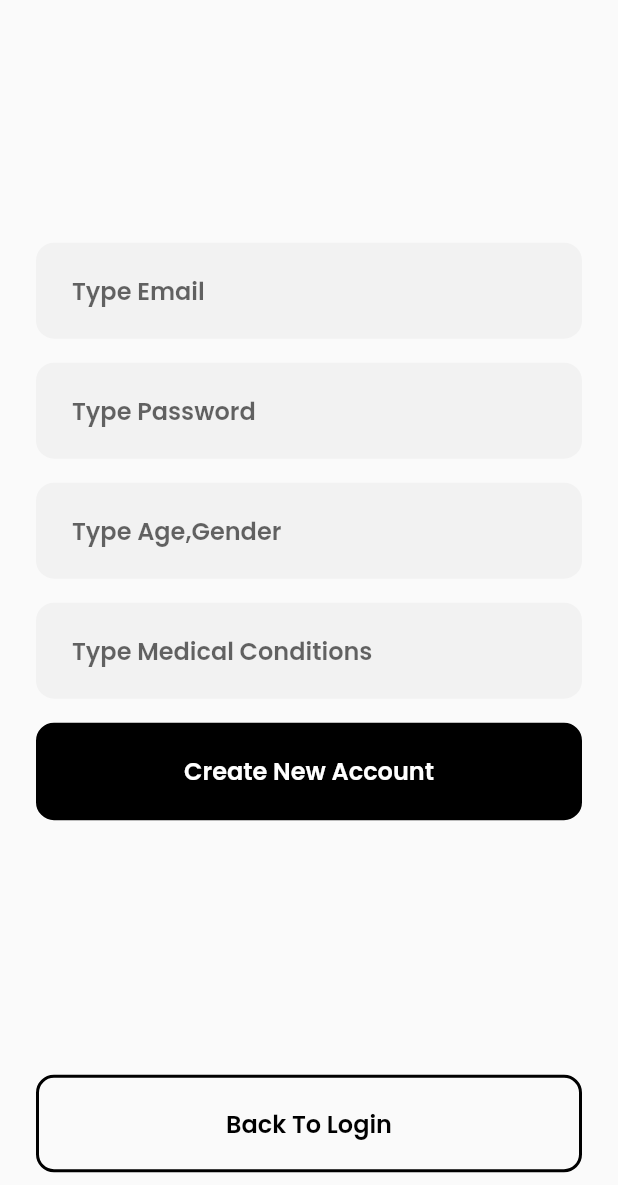
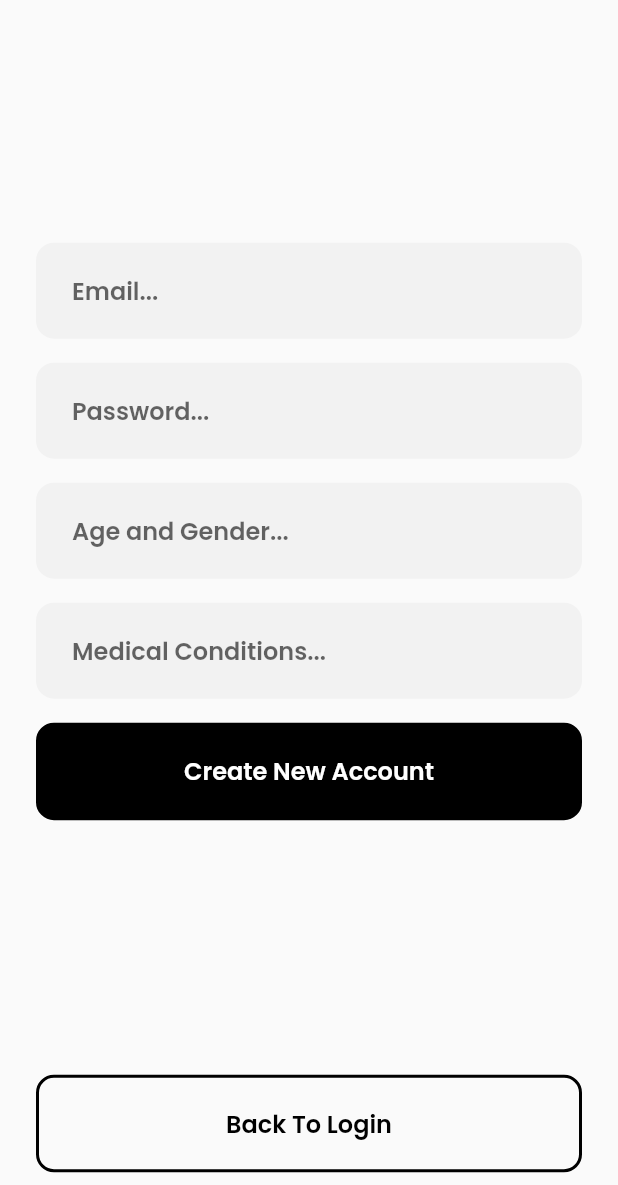
Before and after one commit to hassaan-ace57/Immunizer, a Flutter app: the RegisterPage screen opened directly, on a phone screen of 412 x 824 dp, the part 51-1236 px from its top. Run offline on Flutter 3.47's test engine with Material 2 defaults, Android fonts, the phone set to English and light mode, and no system bars; our stand-ins replace cloud_firestore, firebase_auth, firebase_core, google_fonts; accounts and stored records are empty.

Commit message:
Finalised Version

```diff
--- a/lib/screens/register_page.dart
+++ b/lib/screens/register_page.dart
@@ -121,7 +121,7 @@ class _RegisterPageState extends State<RegisterPage> {
               Column(
                 children: [
                   CustomInput(
-                    hintText: "Type Email",
+                    hintText: "Email...",
                     onChanged: (value) {
                       _registerEmail = value;
                     },
@@ -131,7 +131,7 @@ class _RegisterPageState extends State<RegisterPage> {
                     textInputAction: TextInputAction.next,
                   ),
                   CustomInput(
-                    hintText: "Type Password",
+                    hintText: "Password...",
                     onChanged: (value) {
                       _registerPassword = value;
                     },
@@ -142,7 +142,7 @@ class _RegisterPageState extends State<RegisterPage> {
                     },
                   ),
                   CustomInput(
-                    hintText: "Type Age,Gender",
+                    hintText: "Age and Gender...",
                     onChanged: (value) {
                       _registerAge = value;
                     },
@@ -152,7 +152,7 @@ class _RegisterPageState extends State<RegisterPage> {
                     textInputAction: TextInputAction.next,
                   ),
                   CustomInput(
-                    hintText: "Type Medical Conditions",
+                    hintText: "Medical Conditions...",
                     onChanged: (value) {
                       _registerGender = value;
                     },
```
Also changed, not shown: 1 other file.
